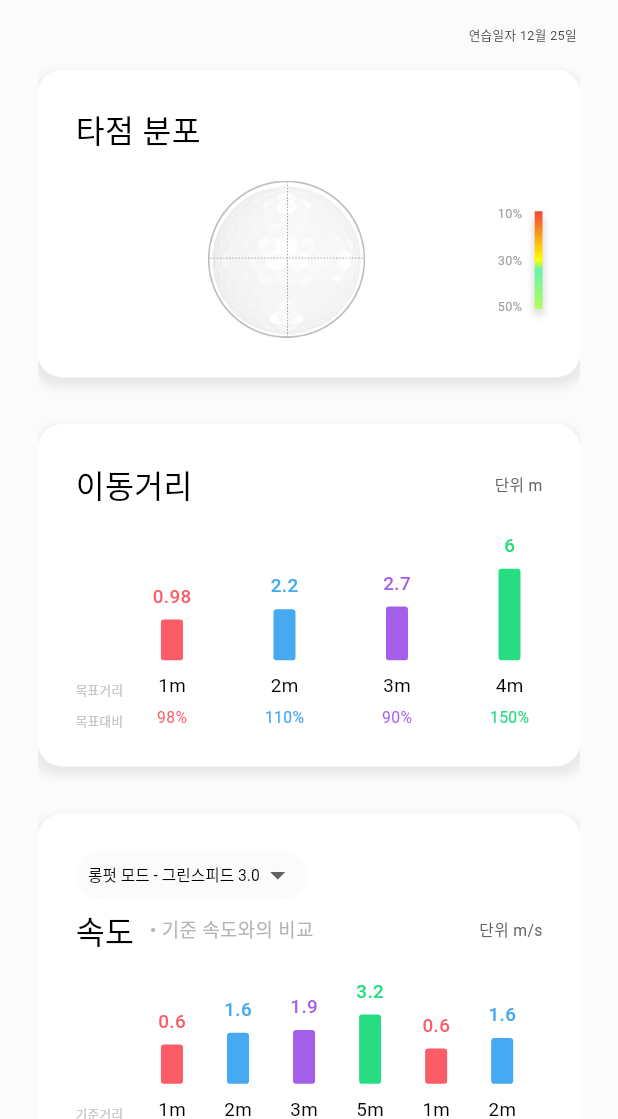
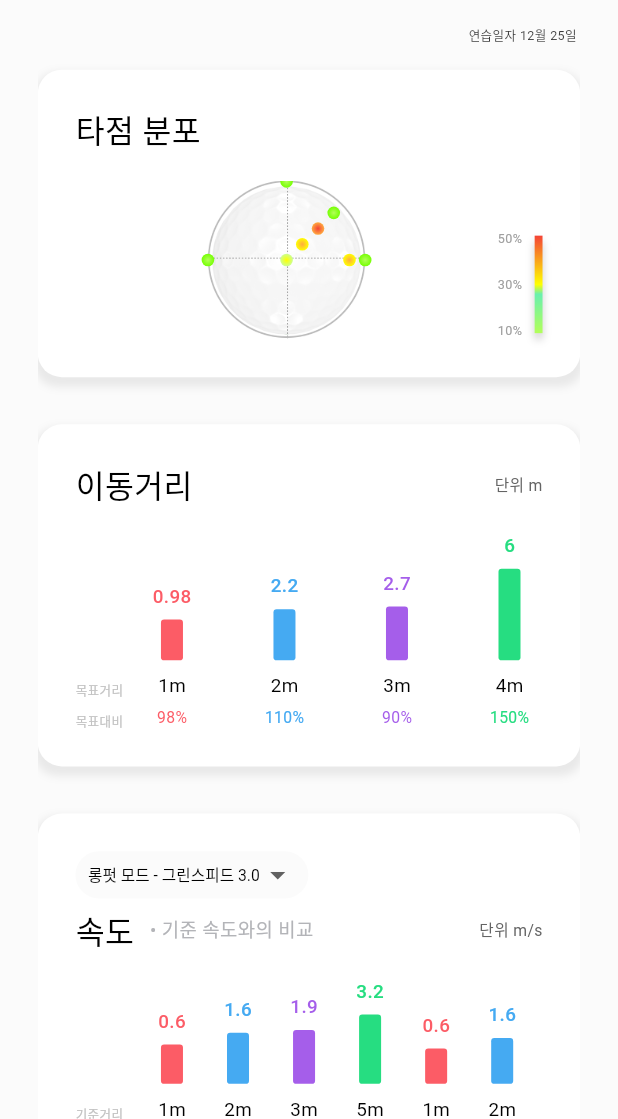
Before and after one commit to rkskdldl/ginovo_v2, a Flutter app: the screen it shows after launch, on a phone screen of 412 x 824 dp, the part 117-1236 px from its top. Run offline on Flutter 3.47's test engine with Material 3 defaults, Android fonts, the light colour scheme and no system bars; our stand-ins replace flutter_screenutil; missing offline and left inert: flutter_inappwebview.

Commit message:
2024-12-26 commit

```diff
--- a/lib/presentation/pages/home/home_page.dart
+++ b/lib/presentation/pages/home/home_page.dart
@@ -58,18 +58,45 @@ class _HomePageState extends State<HomePage> {
                     ),
                     childWidget:Container(
                       child:Row(
+                        crossAxisAlignment: CrossAxisAlignment.end,
                         children: [
                           Expanded(
                             child: Stack(
                               alignment: Alignment.center,
                               children: [
                                 Image.asset("assets/image/hitting_point_base.png",width: 100.w,),
+                                Positioned(
+                                  left: 0,
+                                    right: 0,
+                                    top: 0,
+                                    bottom: 0,
+                                    child: OffsetVisualizer(
+                                        offsets:  [
+                                          Offset(0, 0),
+                                          Offset(0, 0),
+                                          Offset(10, 10),
+                                          Offset(20, 20),
+                                          Offset(10, 10),
+                                          Offset(30, 30),
+                                          Offset(10, 10),
+                                          Offset(20, 20),
+                                          Offset(20, 20),
+                                          Offset(20, 20),
+                                          Offset(40,0),
+                                          Offset(40,0),
+                                          Offset(40,0),
+                                          Offset(50,0),
+                                          Offset(0,50),
+                                          Offset(-50,0),
+                                        ],)
+                                ),
                               ],
                             ),
                           ),
                           Align(
-                            alignment: Alignment.centerRight,
-                              child: HeatMapIndicator()),
+                            alignment: Alignment.bottomRight,
+                              child: Container(
+                                  child: HeatMapIndicator())),
                         ],
                       ),
                     )),
--- a/lib/presentation/widgets/heat_map_indicator.dart
+++ b/lib/presentation/widgets/heat_map_indicator.dart
@@ -1,3 +1,5 @@
+import 'dart:math';
+
 import 'package:flutter/material.dart';
 import 'package:flutter_screenutil/flutter_screenutil.dart';
 
@@ -20,7 +22,7 @@ class _HeatMapIndicatorState extends State<HeatMapIndicator> {
             crossAxisAlignment: CrossAxisAlignment.center,
             children: [
               Text(
-                "10%",
+                "50%",
                 style: TextStyle(
                   fontSize: 8.sp,
                   fontWeight: FontWeight.normal,
@@ -36,7 +38,7 @@ class _HeatMapIndicatorState extends State<HeatMapIndicator> {
                 ),
               ),
               Text(
-                "50%",
+                "10%",
                 style: TextStyle(
                   fontSize: 8.sp,
                   fontWeight: FontWeight.normal,
@@ -71,3 +73,59 @@ class _HeatMapIndicatorState extends State<HeatMapIndicator> {
     );
   }
 }
+class OffsetVisualizer extends StatelessWidget {
+  final List<Offset> offsets;
+
+  OffsetVisualizer({required this.offsets});
+
+  @override
+  Widget build(BuildContext context) {
+    // 동일한 Offset의 개수를 계산
+    final Map<Offset, int> offsetCounts = {};
+    for (var offset in offsets) {
+      offsetCounts[offset] = (offsetCounts[offset] ?? 0) + 1;
+    }
+
+    // 최대 등장 횟수 계산
+    final int maxCount = offsetCounts.values.fold(0, (prev, element) => prev > element ? prev : element);
+
+    return Container(
+        child: LayoutBuilder(builder: (ctx,constraints){
+          final centerX = constraints.maxWidth / 2;
+          final centerY = constraints.maxHeight / 2;
+          return  Stack(
+            children: offsetCounts.entries.map((entry) {
+              final offset = entry.key;
+              final count = entry.value;
+              List<List<Color>> colorSets = [
+                [Colors.lightGreenAccent, Colors.lightGreenAccent.shade400],
+                [Colors.yellowAccent,Colors.lightGreenAccent.shade100],
+                [Colors.orangeAccent,Colors.yellowAccent],
+                [Colors.red, Colors.orangeAccent],
+              ];
+              // Radial Gradient 설정
+              final gradient = RadialGradient(
+                colors: count==1?colorSets[0]:count==2?colorSets[1]:count==3?colorSets[2]:colorSets[3],
+                stops: [0,1],
+                center: Alignment(0, 0),
+              );
+
+              return Positioned(
+                left: centerX + offset.dx.w - 4.w, // 중심점 기준 Offset
+                top: centerY - offset.dy.w - 4.w, // 중심점 기준 Offset
+                child: Container(
+                  width: 8.w,
+                  height: 8.w,
+                  decoration: BoxDecoration(
+                    shape: BoxShape.circle,
+                    gradient: gradient,
+                  ),
+                  alignment: Alignment.center,
+                ),
+              );
+            }).toList(),
+          );
+        }),
+    );
+  }
+}
```
